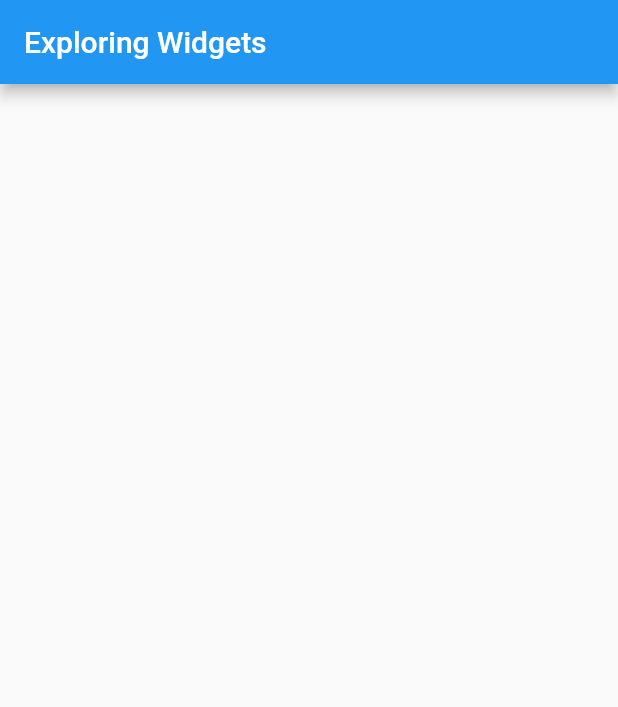
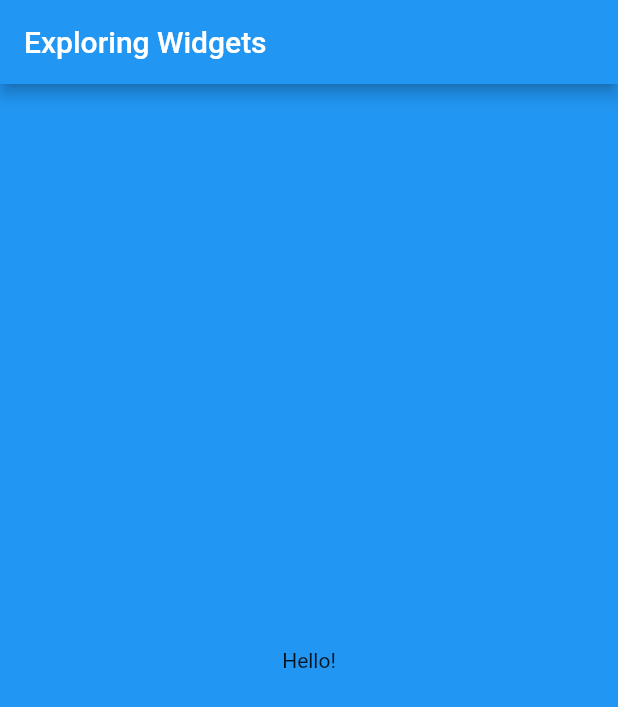
Before and after one commit to Peelu-Dev/Flutter-Apps, a Flutter app: the screen it shows after launch, on a phone screen of 412 x 824 dp. Shown: the top 707 px of the screen. Run offline on Flutter 3.47's test engine with Material 2 defaults, Android fonts, the phone set to English and light mode, and no system bars.

Commit message:
Container

```diff
--- a/explore_flutter/lib/main.dart
+++ b/explore_flutter/lib/main.dart
@@ -15,6 +15,12 @@ class ExploreWidgets extends StatelessWidget {
         appBar: AppBar(
           title: const Text("Exploring Widgets"),
         ),
+        body: Container(
+          child: const Center(
+            child: Text("Hello!"),
+          ),
+          color: Colors.blue,
+        ),
       ),
     );
   }
```
